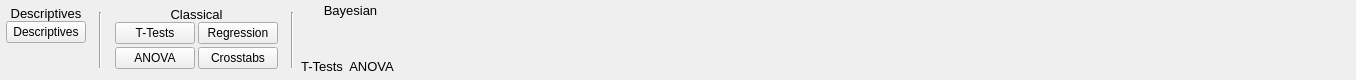
This is JASP-Desktop/ribbonanalysis.ui in jasp-stats/jasp-desktop as Qt 5 draws it before an edit. The edited form follows.
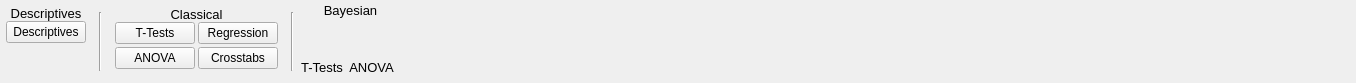
This is the edited form. Icons and pictures are not drawn. Custom widgets are drawn as their Qt base class.

Patch:
```diff
--- a/JASP-Desktop/ribbonanalysis.ui
+++ b/JASP-Desktop/ribbonanalysis.ui
@@ -7,7 +7,7 @@
     <x>0</x>
     <y>0</y>
     <width>1356</width>
-    <height>80</height>
+    <height>83</height>
    </rect>
   </property>
   <property name="windowTitle">
```
Left out of the diff: 2 changed lines with no effect on the pictures.
